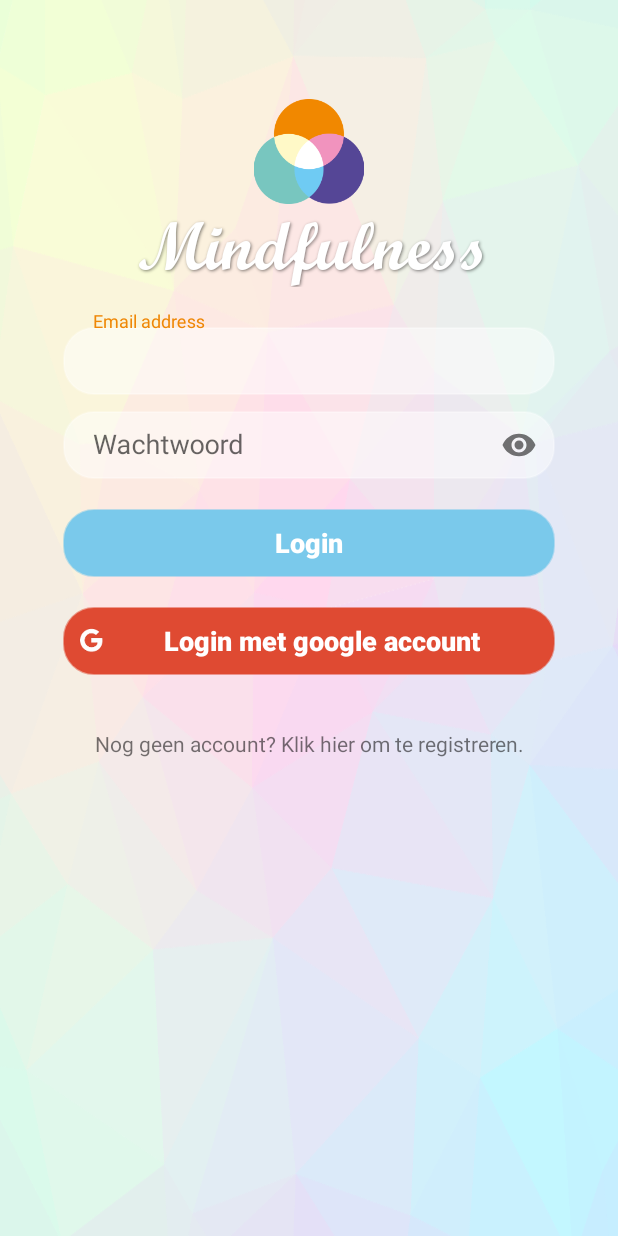
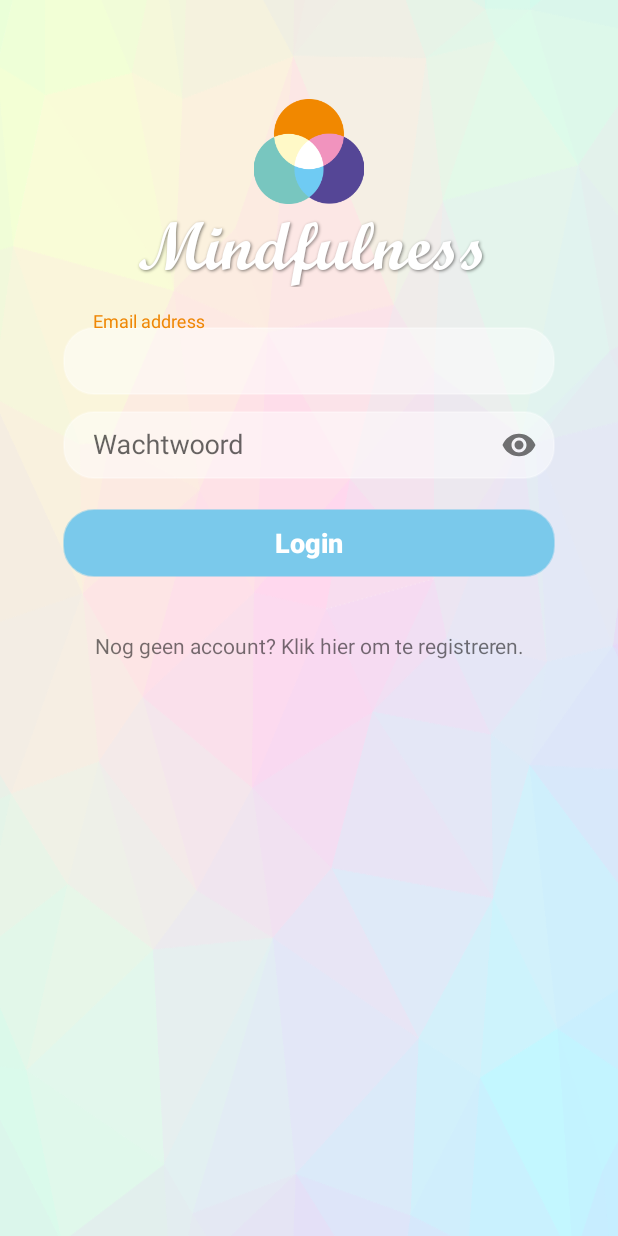
Before and after one commit to simonanckaert/Project3Android, an Android app: the screen it shows after launch (ActivityLogin), on a phone screen of 412 x 824 dp. Run offline under Robolectric (Android 15) with nearby library versions, the phone set to English and light mode, and no system bars; our stand-ins replace Firebase (no records; nobody signed in at launch, a user with empty details on screens opened directly).

Commit message:
code cleanup

```diff
--- a/app/src/main/java/com/groep4/mindfulness/activities/ActivityLogin.kt
+++ b/app/src/main/java/com/groep4/mindfulness/activities/ActivityLogin.kt
@@ -11,8 +11,6 @@ import com.google.firebase.auth.FirebaseAuth
 import com.groep4.mindfulness.R
 import com.groep4.mindfulness.fragments.FragmentLogin
 import com.groep4.mindfulness.fragments.FragmentRegister
-import kotlinx.android.synthetic.main.activity_login.*
-import com.google.firebase.auth.FirebaseUser
 
 
 
--- a/app/src/main/java/com/groep4/mindfulness/adapters/OefeningenPagerAdapter.kt
+++ b/app/src/main/java/com/groep4/mindfulness/adapters/OefeningenPagerAdapter.kt
@@ -4,12 +4,9 @@ import android.support.v4.app.Fragment
 import android.support.v4.app.FragmentManager
 import android.support.v4.app.FragmentPagerAdapter
 import android.util.SparseArray
-import android.view.View
 import android.view.ViewGroup
 import com.groep4.mindfulness.fragments.FragmentOefening
-import com.groep4.mindfulness.fragments.FragmentSessie
 import com.groep4.mindfulness.model.Oefening
-import com.groep4.mindfulness.model.Sessie
 
 
 internal class OefeningenPagerAdapter(fm: FragmentManager, val oefeningen: ArrayList<Oefening>) : FragmentPagerAdapter(fm) {
--- a/app/src/main/java/com/groep4/mindfulness/adapters/SessiesPagerAdapter.kt
+++ b/app/src/main/java/com/groep4/mindfulness/adapters/SessiesPagerAdapter.kt
@@ -3,7 +3,6 @@ package com.groep4.mindfulness.adapters
 import android.support.v4.app.Fragment
 import android.support.v4.app.FragmentManager
 import android.support.v4.app.FragmentPagerAdapter
-import android.util.Log
 import android.util.SparseArray
 import android.view.ViewGroup
 import com.groep4.mindfulness.fragments.FragmentSessie
--- a/app/src/main/java/com/groep4/mindfulness/fragments/FragmentAddTask.kt
+++ b/app/src/main/java/com/groep4/mindfulness/fragments/FragmentAddTask.kt
@@ -7,7 +7,6 @@ import android.support.v7.app.AppCompatActivity
 import android.view.LayoutInflater
 import android.view.View
 import android.view.ViewGroup
-import android.widget.EditText
 import android.widget.ImageView
 import android.widget.TextView
 import android.widget.Toast
--- a/app/src/main/java/com/groep4/mindfulness/fragments/FragmentMain.kt
+++ b/app/src/main/java/com/groep4/mindfulness/fragments/FragmentMain.kt
@@ -11,7 +11,6 @@ import com.groep4.mindfulness.R
 import android.support.v7.app.AppCompatActivity
 import android.widget.TextView
 import com.groep4.mindfulness.interfaces.CallbackInterface
-import kotlinx.android.synthetic.main.activity_main.*
 import kotlinx.android.synthetic.main.fragment_main.view.*
 import java.util.*
 
--- a/app/src/main/java/com/groep4/mindfulness/fragments/FragmentProfiel.kt
+++ b/app/src/main/java/com/groep4/mindfulness/fragments/FragmentProfiel.kt
@@ -5,7 +5,6 @@ import android.support.design.widget.AppBarLayout
 import android.support.design.widget.TabLayout
 import android.support.v4.app.Fragment
 import android.support.v4.view.ViewPager
-import android.support.v7.app.AppCompatActivity
 import android.util.Log
 import android.view.*
 import com.groep4.mindfulness.R
@@ -30,7 +29,6 @@ class FragmentProfiel: Fragment() {
         // adding fragments
         fragmentAdapter!!.addFragment(FragmentProfielInfo(),"Info")
         fragmentAdapter!!.addFragment(FragmentProfielOverzicht(), "Voortgang")
-        Log.d("aa", "mew fragmentadatpor")
 
         //adapter setup
         view.viewpager_id.adapter = fragmentAdapter
--- a/app/src/main/java/com/groep4/mindfulness/fragments/FragmentProfielGegevensWijzigen.kt
+++ b/app/src/main/java/com/groep4/mindfulness/fragments/FragmentProfielGegevensWijzigen.kt
@@ -3,7 +3,6 @@ package com.groep4.mindfulness.fragments
 import android.os.Bundle
 import android.support.v4.app.Fragment
 import android.view.LayoutInflater
-import android.view.MenuItem
 import android.view.View
 import android.view.ViewGroup
 import android.widget.Button
@@ -11,8 +10,6 @@ import android.widget.TextView
 import com.groep4.mindfulness.R
 import com.groep4.mindfulness.activities.MainActivity
 import com.groep4.mindfulness.model.Gebruiker
-import okhttp3.FormBody
-import java.net.URL
 
 class FragmentProfielGegevensWijzigen : Fragment() {
 
--- a/app/src/main/java/com/groep4/mindfulness/fragments/FragmentReminder.kt
+++ b/app/src/main/java/com/groep4/mindfulness/fragments/FragmentReminder.kt
@@ -23,17 +23,14 @@ import android.app.AlarmManager
 import android.app.PendingIntent
 import android.content.Context
 import android.content.Intent
-import com.groep4.mindfulness.interfaces.CallbackInterface
 import com.groep4.mindfulness.receivers.AlarmReceiver
 import es.dmoral.toasty.Toasty
 
 
 class FragmentReminder : Fragment() {
     private var mNotified = false
-
     private var mTimeSetListener: TimePickerDialog.OnTimeSetListener? = null
     private var mDisplayTime: TextView? = null
-
     private var prefs: SharedPreferences? = null
 
     val PREFS_REMINDER = "com.groep4.mindfulness.prefs"
@@ -52,7 +49,6 @@ class FragmentReminder : Fragment() {
 
         view.tr_page.setBackgroundColor(ContextCompat.getColor(context!!, R.color.colorPink))
         view.tv_page.setText(R.string.reminder)
-
 
         prefs = context?.getSharedPreferences(PREFS_REMINDER, 0)
 
--- a/app/src/main/java/com/groep4/mindfulness/fragments/FragmentSessieLijst.kt
+++ b/app/src/main/java/com/groep4/mindfulness/fragments/FragmentSessieLijst.kt
@@ -1,6 +1,5 @@
 package com.groep4.mindfulness.fragments
 
-import android.app.Activity
 import android.graphics.Color
 import android.os.Bundle
 import android.os.Handler
@@ -30,7 +29,6 @@ class FragmentSessieLijst : Fragment() {
     override fun onCreateView(inflater: LayoutInflater, container: ViewGroup?, savedInstanceState: Bundle?): View? {
         val view: View = inflater.inflate(R.layout.fragment_sessie_lijst, container, false)
         val main: MainActivity = (activity as MainActivity)
-
 
         // (Statische) sessies toevoegen, in afwachting van DB
         addSessies()
@@ -151,10 +149,9 @@ class FragmentSessieLijst : Fragment() {
      */
     private fun alleSessiesUnlocked(): Boolean {
         val main = activity as MainActivity
-
         if (main.gebruiker!!.sessieId == sessies.size){
             return true
         }
-            return false
+        return false
     }
 }
--- a/app/src/main/java/com/groep4/mindfulness/fragments/FragmentSessiePageOefeningen.kt
+++ b/app/src/main/java/com/groep4/mindfulness/fragments/FragmentSessiePageOefeningen.kt
@@ -31,7 +31,6 @@ class FragmentSessiePageOefeningen : Fragment() {
 
     override fun onCreateView(inflater: LayoutInflater, container: ViewGroup?, savedInstanceState: Bundle?): View? {
         val view: View = inflater.inflate(R.layout.fragment_sessie_page_oefeningen, container, false)
-        //expandingList = view.findViewById(R.id.expanding_list_main)
 
         txtGeenOefeningen = view.findViewById(R.id.txtGeenOefeningen)
 
@@ -88,9 +87,6 @@ class FragmentSessiePageOefeningen : Fragment() {
 
             }
         })
-
-
-
         return view
     }
 
--- a/app/src/main/res/layout/fragment_login.xml
+++ b/app/src/main/res/layout/fragment_login.xml
@@ -94,24 +94,5 @@
         android:textAllCaps="false"
         />
 
-    <Button
-        android:id="@+id/email_sign_in_google_button"
-        android:layout_width="match_parent"
-        android:layout_height="45dp"
-        android:text="@string/action_login_google"
-        android:textStyle="bold"
-        android:background="@drawable/rond_edittext"
-        style="@style/inputTextGoogle"
-        android:layout_below="@+id/email_sign_in_button"
-        android:layout_marginTop="20dp"
-        android:layout_marginRight="10dp"
-        android:layout_marginLeft="10dp"
-        android:textSize="18sp"
-        android:textColor="@color/colorWhite"
-        android:textAllCaps="false"
-        android:drawableLeft="@drawable/ic_action_google"
-        />
-
-
 
 </RelativeLayout>
```
Also changed, not shown: app/src/main/java/com/groep4/mindfulness/activities/MainActivity.kt (+1 -51 lines), app/src/main/java/com/groep4/mindfulness/fragments/FragmentChat.kt (+0 -57 lines), app/src/main/java/com/groep4/mindfulness/fragments/FragmentKalender.kt (+2 -65 lines), app/src/main/java/com/groep4/mindfulness/fragments/FragmentLogin.kt (+0 -58 lines), app/src/main/java/com/groep4/mindfulness/fragments/FragmentOefeningFeedback.kt (+0 -34 lines), app/src/main/java/com/groep4/mindfulness/fragments/FragmentProfielInfo.kt (+0 -7 lines), app/src/main/java/com/groep4/mindfulness/fragments/FragmentRegister.kt (+0 -7 lines), app/src/main/java/com/groep4/mindfulness/fragments/FragmentSessie.kt (+7 -9 lines).
